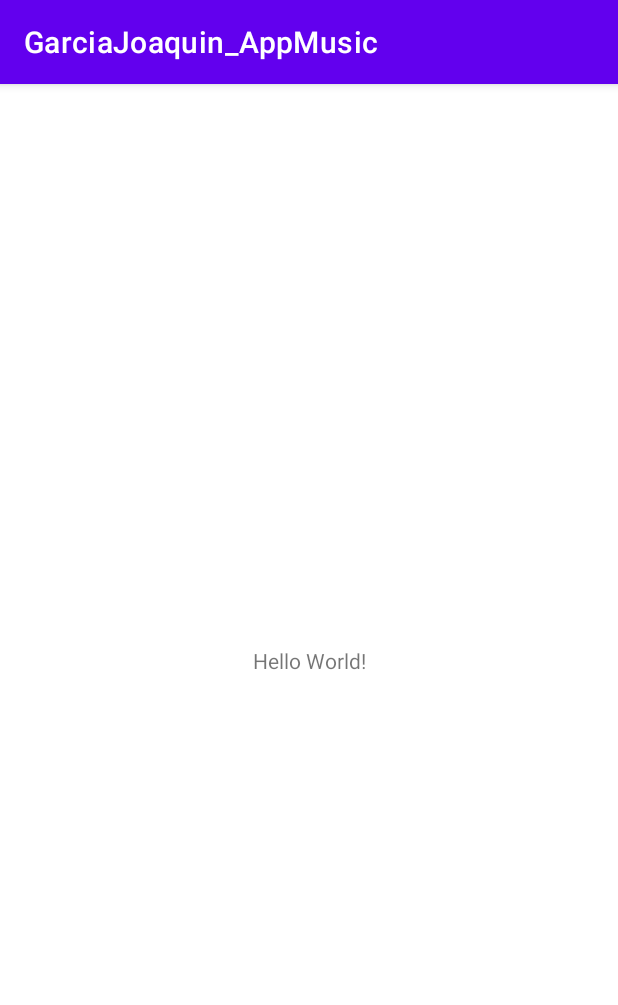
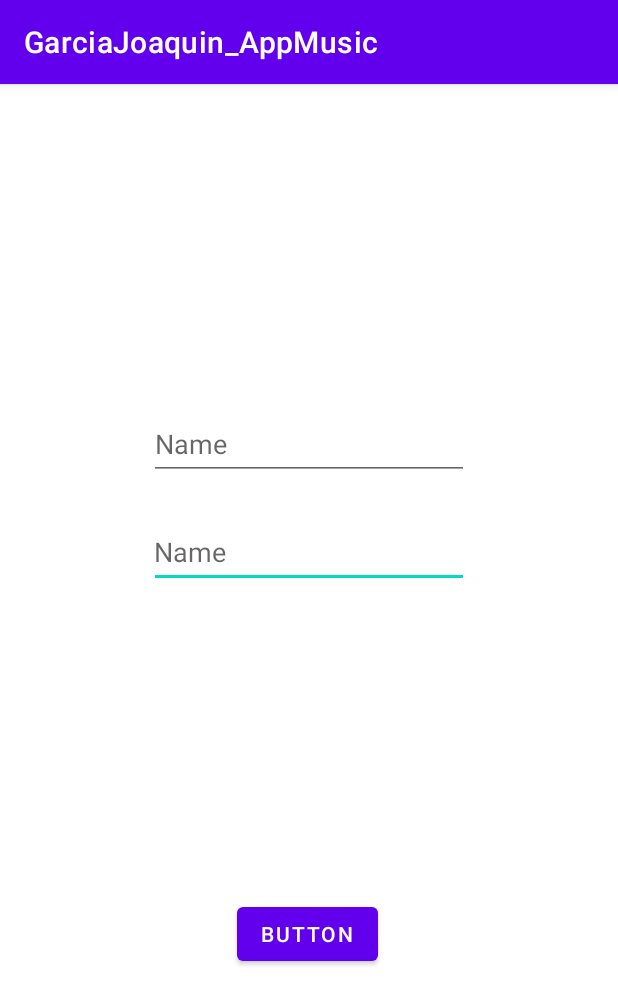
Before and after one commit to joaquingb4/GarciaJoaquin_AppMusic, an Android app: the screen it shows after launch (MainActivity), on a phone screen of 412 x 824 dp. Shown: the top 1005 px of the screen. Run offline under Robolectric (Android 15) with nearby library versions, the phone set to English and light mode, and no system bars.

Commit message:
I have stayed in the editText -

```diff
--- /dev/null
+++ b/app/src/main/res/drawable/custom_input.xml
@@ -0,0 +1,20 @@
+<?xml version="1.0" encoding="utf-8"?>
+<selector xmlns:android="http://schemas.android.com/apk/res/android">
+    <item android:state_enabled="true"  android:state_focused="true" >
+        <shape android:shape="rectangle">
+            <solid android:color="@color/white"/>
+            <corners android:radius="10dp"/>
+            <stroke android:color="@color/purple_700" android:width="2dp" />
+        </shape>
+    </item>
+
+    <item android:state_enabled="true">
+        <shape android:shape="rectangle">
+            <solid android:color="@color/white"/>
+            <corners android:radius="10dp"/>
+            <stroke android:color="@color/grey" android:width="2dp" />
+        </shape>
+    </item>
+
+
+</selector>
--- a/app/src/main/res/layout/activity_main.xml
+++ b/app/src/main/res/layout/activity_main.xml
@@ -6,13 +6,50 @@
     android:layout_height="match_parent"
     tools:context=".MainActivity">
 
-    <TextView
+
+    <EditText
+        android:id="@+id/txtUserName"
         android:layout_width="wrap_content"
         android:layout_height="wrap_content"
-        android:text="Hello World!"
-        app:layout_constraintBottom_toBottomOf="parent"
-        app:layout_constraintLeft_toLeftOf="parent"
-        app:layout_constraintRight_toRightOf="parent"
+        android:layout_marginStart="101dp"
+        android:layout_marginTop="288dp"
+        android:layout_marginEnd="101dp"
+        android:drawableStart="@drawable/custom_input"
+        android:ems="10"
+        android:inputType="textPersonName"
+        android:minHeight="48dp"
+        android:hint="Name"
+        app:layout_constraintEnd_toEndOf="parent"
+        app:layout_constraintStart_toStartOf="parent"
         app:layout_constraintTop_toTopOf="parent" />
 
+    <EditText
+        android:id="@+id/txtPassword"
+        android:layout_width="wrap_content"
+        android:layout_height="wrap_content"
+        android:layout_marginStart="101dp"
+        android:layout_marginEnd="101dp"
+        android:layout_marginBottom="24dp"
+        android:ems="10"
+        android:hint="Name"
+        android:inputType="textPersonName"
+        android:minHeight="48dp"
+        app:layout_constraintBottom_toTopOf="@+id/txtUserName"
+        app:layout_constraintEnd_toEndOf="parent"
+        app:layout_constraintStart_toStartOf="parent" />
+
+    <Button
+        android:id="@+id/btnSignIn"
+        android:layout_width="wrap_content"
+        android:layout_height="wrap_content"
+        android:layout_marginStart="157dp"
+        android:layout_marginTop="80dp"
+        android:layout_marginEnd="160dp"
+        android:layout_marginBottom="177dp"
+        android:text="Button"
+        app:layout_constraintBottom_toBottomOf="parent"
+        app:layout_constraintEnd_toEndOf="parent"
+        app:layout_constraintHorizontal_bias="1.0"
+        app:layout_constraintStart_toStartOf="parent" />
+
 </androidx.constraintlayout.widget.ConstraintLayout>
--- a/app/src/main/res/values/colors.xml
+++ b/app/src/main/res/values/colors.xml
@@ -7,4 +7,5 @@
     <color name="teal_700">#FF018786</color>
     <color name="black">#FF000000</color>
     <color name="white">#FFFFFFFF</color>
+    <color name="grey">#555555</color>
 </resources>
```
Also changed, not shown: app/src/main/res/drawable/ic_home.xml (renamed from app/src/main/res/drawable/ic_baseline_home_24.xml).
